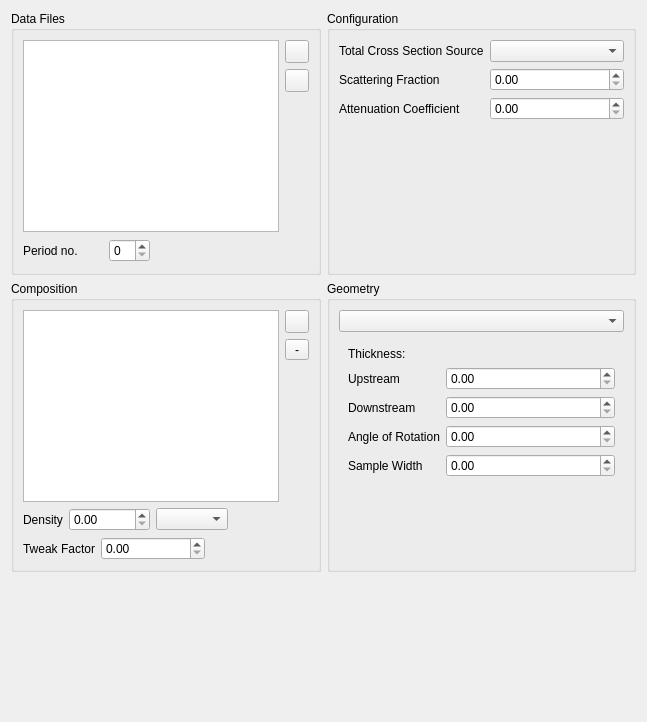
Before: the Qt Designer form src/gui/widgets/ui_files/containerWidget.ui in disorderedmaterials/GudPy, drawn with Qt 5.
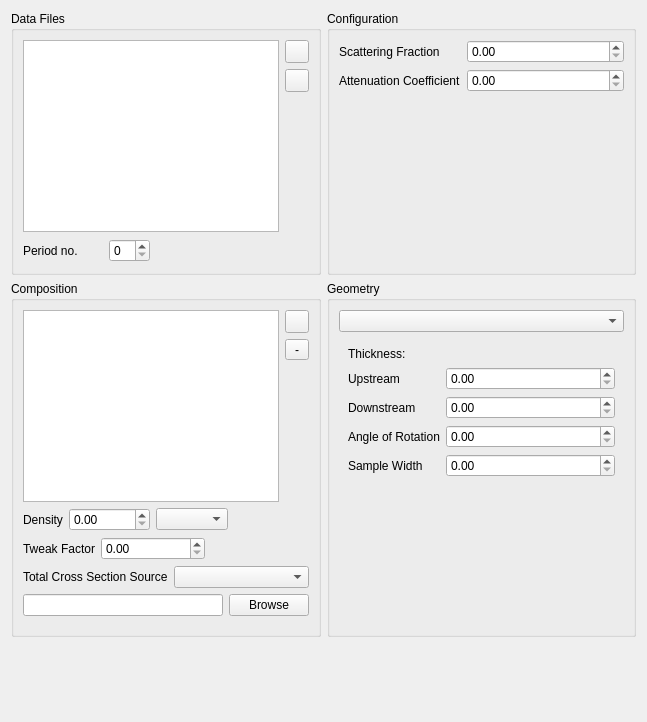
After: the same form once the commit is applied. Icons and pictures are not drawn. Custom widgets are drawn as their Qt base class.

Commit message: Handle FILE for Total Cross Section Source (#130)

```diff
--- a/src/gui/widgets/ui_files/containerWidget.ui
+++ b/src/gui/widgets/ui_files/containerWidget.ui
@@ -207,17 +207,7 @@
           <property name="labelAlignment">
            <set>Qt::AlignLeading|Qt::AlignLeft|Qt::AlignVCenter</set>
           </property>
-          <item row="0" column="1">
-           <widget class="QComboBox" name="totalCrossSectionComboBox">
-            <property name="sizePolicy">
-             <sizepolicy hsizetype="Expanding" vsizetype="Fixed">
-              <horstretch>0</horstretch>
-              <verstretch>0</verstretch>
-             </sizepolicy>
-            </property>
-           </widget>
-          </item>
-          <item row="1" column="0">
+          <item row="0" column="0">
            <widget class="QLabel" name="scatteringFractionLabel">
             <property name="sizePolicy">
              <sizepolicy hsizetype="Preferred" vsizetype="Minimum">
@@ -230,7 +220,7 @@
             </property>
            </widget>
           </item>
-          <item row="1" column="1">
+          <item row="0" column="1">
            <widget class="QDoubleSpinBox" name="scatteringFractionSpinBox">
             <property name="sizePolicy">
              <sizepolicy hsizetype="Expanding" vsizetype="Fixed">
@@ -240,7 +230,7 @@
             </property>
            </widget>
           </item>
-          <item row="2" column="0">
+          <item row="1" column="0">
            <widget class="QLabel" name="attenuationCoefficientLabel">
             <property name="sizePolicy">
              <sizepolicy hsizetype="Preferred" vsizetype="Minimum">
@@ -253,7 +243,7 @@
             </property>
            </widget>
           </item>
-          <item row="2" column="1">
+          <item row="1" column="1">
            <widget class="QDoubleSpinBox" name="attenuationCoefficientSpinBox">
             <property name="sizePolicy">
              <sizepolicy hsizetype="Expanding" vsizetype="Fixed">
@@ -263,19 +253,6 @@
             </property>
            </widget>
           </item>
-          <item row="0" column="0">
-           <widget class="QLabel" name="totalCrossSectionSourceLabel">
-            <property name="sizePolicy">
-             <sizepolicy hsizetype="Expanding" vsizetype="Minimum">
-              <horstretch>0</horstretch>
-              <verstretch>0</verstretch>
-             </sizepolicy>
-            </property>
-            <property name="text">
-             <string>Total Cross Section Source</string>
-            </property>
-           </widget>
-          </item>
          </layout>
         </item>
        </layout>
@@ -284,7 +261,7 @@
     </layout>
    </item>
    <item>
-    <layout class="QHBoxLayout" name="horizontalLayout_2">
+    <layout class="QHBoxLayout" name="horizontalLayout_7">
      <item>
       <widget class="QGroupBox" name="compositionComboBox">
        <property name="sizePolicy">
@@ -473,6 +450,64 @@
           </item>
          </layout>
         </item>
+        <item>
+         <layout class="QHBoxLayout" name="horizontalLayout_2">
+          <item>
+           <widget class="QLabel" name="totalCrossSectionSourceLabel">
+            <property name="sizePolicy">
+             <sizepolicy hsizetype="Expanding" vsizetype="Minimum">
+              <horstretch>0</horstretch>
+              <verstretch>0</verstretch>
+             </sizepolicy>
+            </property>
+            <property name="text">
+             <string>Total Cross Section Source</string>
+            </property>
+           </widget>
+          </item>
+          <item>
+           <widget class="QComboBox" name="totalCrossSectionComboBox">
+            <property name="sizePolicy">
+             <sizepolicy hsizetype="Expanding" vsizetype="Fixed">
+              <horstretch>0</horstretch>
+              <verstretch>0</verstretch>
+             </sizepolicy>
+            </property>
+           </widget>
+          </item>
+         </layout>
+        </item>
+        <item>
+         <widget class="QWidget" name="crossSectionFileWidget" native="true">
+          <property name="sizePolicy">
+           <sizepolicy hsizetype="Expanding" vsizetype="Preferred">
+            <horstretch>0</horstretch>
+            <verstretch>0</verstretch>
+           </sizepolicy>
+          </property>
+          <layout class="QHBoxLayout" name="horizontalLayout_5">
+           <property name="leftMargin">
+            <number>0</number>
+           </property>
+           <property name="topMargin">
+            <number>0</number>
+           </property>
+           <property name="rightMargin">
+            <number>0</number>
+           </property>
+           <item>
+            <widget class="QLineEdit" name="crossSectionFileLineEdit"/>
+           </item>
+           <item>
+            <widget class="QPushButton" name="browseCrossSectionFileButton">
+             <property name="text">
+              <string>Browse</string>
+             </property>
+            </widget>
+           </item>
+          </layout>
+         </widget>
+        </item>
        </layout>
       </widget>
      </item>
@@ -726,8 +761,8 @@
      </property>
      <property name="sizeHint" stdset="0">
       <size>
-       <width>20</width>
-       <height>40</height>
+       <width>17</width>
+       <height>68</height>
       </size>
      </property>
     </spacer>
```
Left out of the diff: 16 changed lines with no effect on the pictures. The commit also changes 5 other files.
